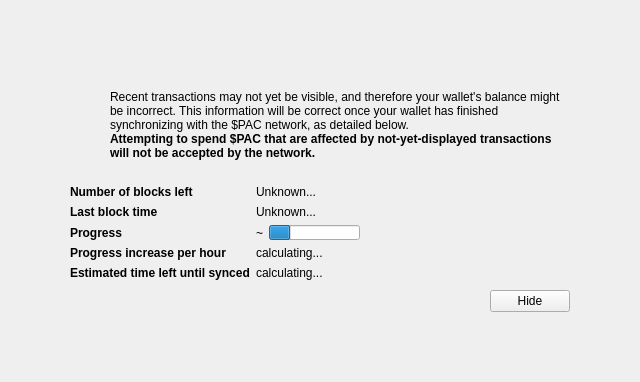
The window that src/qt/forms/modaloverlay.ui (theRealDijida/PAC) describes before a commit, drawn with Qt 5.
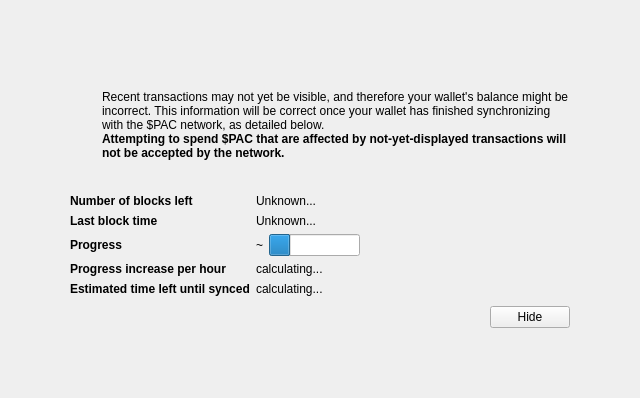
The same window after the commit. Icons and pictures are not drawn. Custom widgets are drawn as their Qt base class.

```diff
--- a/src/qt/forms/modaloverlay.ui
+++ b/src/qt/forms/modaloverlay.ui
@@ -7,7 +7,7 @@
     <x>0</x>
     <y>0</y>
     <width>640</width>
-    <height>382</height>
+    <height>398</height>
    </rect>
   </property>
   <property name="windowTitle">
@@ -83,6 +83,21 @@
                <property name="enabled">
                 <bool>false</bool>
                </property>
+               <property name="sizePolicy">
+                <sizepolicy hsizetype="Preferred" vsizetype="Fixed">
+                 <horstretch>0</horstretch>
+                 <verstretch>0</verstretch>
+                </sizepolicy>
+               </property>
+               <property name="minimumSize">
+                <size>
+                 <width>0</width>
+                 <height>55</height>
+                </size>
+               </property>
+               <property name="styleSheet">
+                <string notr="true">border:0px;</string>
+               </property>
                <property name="text">
                 <string/>
                </property>
@@ -349,6 +364,12 @@
              <property name="text">
               <string>Hide</string>
              </property>
+             <property name="default">
+              <bool>false</bool>
+             </property>
+             <property name="flat">
+              <bool>false</bool>
+             </property>
             </widget>
            </item>
           </layout>
```
Left out of the diff: 13 changed lines with no effect on the pictures.
